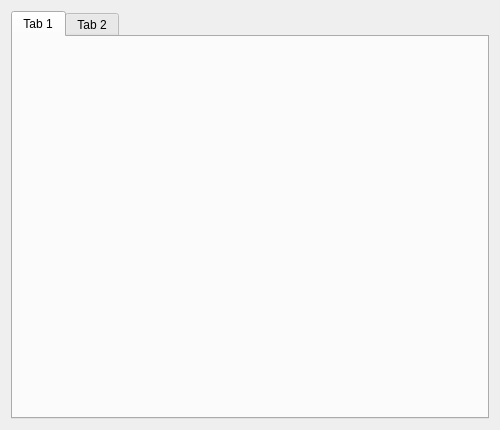
andrevmatos/Librix-ThinClient, file src/ui/exportWidget.ui: the form before one commit.
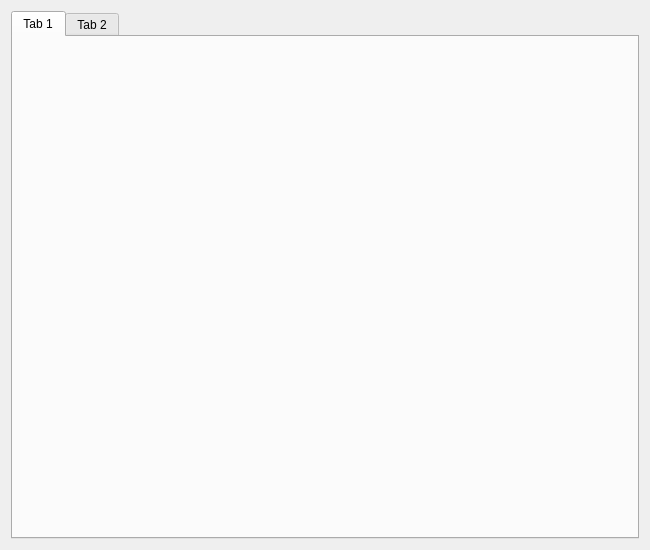
The form after the commit.

```diff
--- a/src/ui/exportWidget.ui
+++ b/src/ui/exportWidget.ui
@@ -6,8 +6,8 @@
    <rect>
     <x>0</x>
     <y>0</y>
-    <width>500</width>
-    <height>430</height>
+    <width>650</width>
+    <height>550</height>
    </rect>
   </property>
   <property name="sizePolicy">
```
